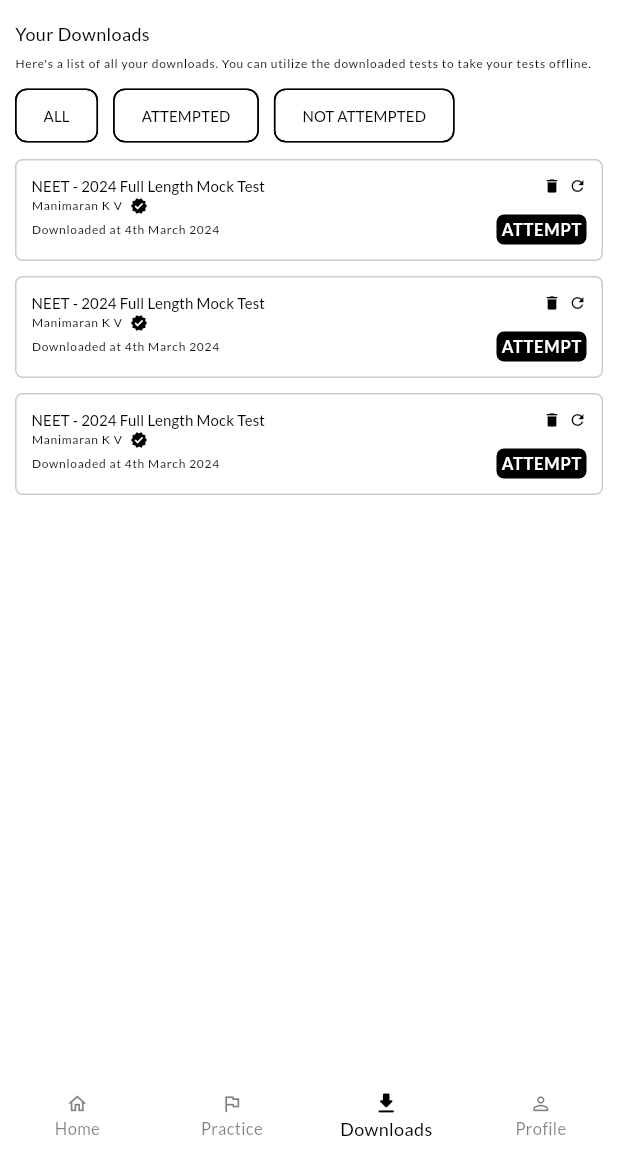
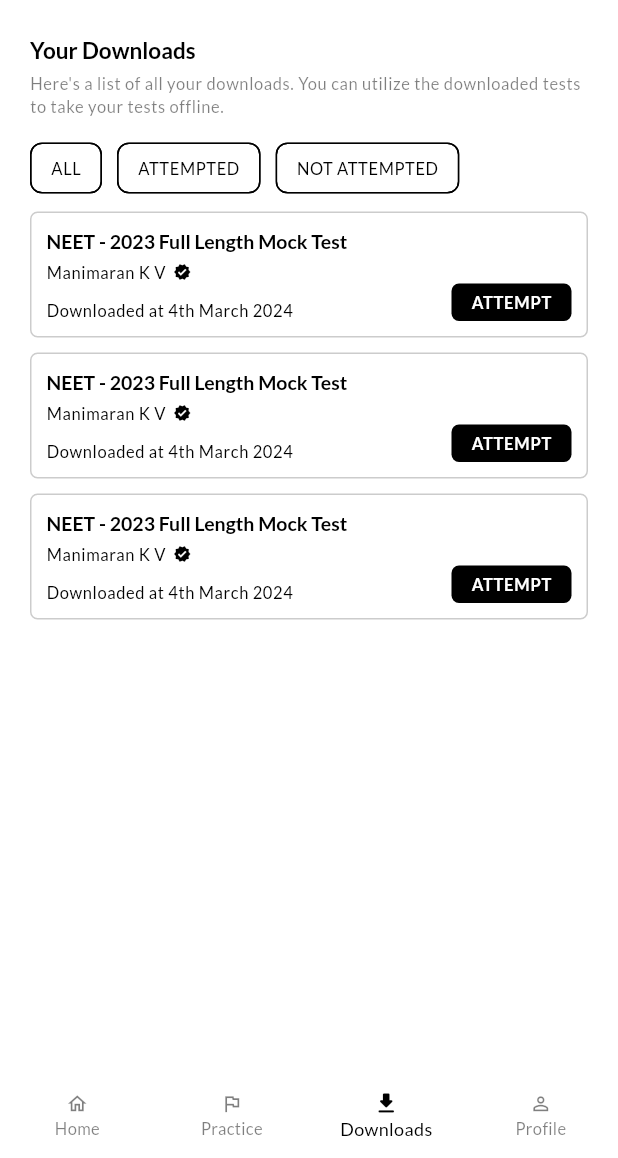
Before and after one commit to indhumathi-e04/quiz_app, a Flutter app: the screen it shows after launch, item 3 of the bottom bar chosen, on a phone screen of 412 x 824 dp, the part 78-1236 px from its top. Run offline on Flutter 3.47's test engine with Material 3 defaults, Android fonts, the phone set to English and light mode, and no system bars; our stand-ins replace get, google_fonts; missing offline and left inert: aura_box.

Commit message:
Fix UI in download screen

```diff
--- a/lib/modules/downloads/view/screens/downloads_screen.dart
+++ b/lib/modules/downloads/view/screens/downloads_screen.dart
@@ -3,6 +3,8 @@ import 'package:get/get.dart';
 
 import '../../../../constants/ui_constants.dart';
 import '../../../common/view/widgets/custom_widgets/custom_elevated_button.dart';
+import '../../../common/view/widgets/name_badge.dart';
+import '../../../practice/view/screens/practice_screen.dart';
 import '../view_model/downloads_controller.dart';
 
 class DownloadsScreen extends StatelessWidget {
@@ -16,27 +18,16 @@ class DownloadsScreen extends StatelessWidget {
     return Scaffold(
       body: Padding(
         padding: const EdgeInsets.all(
-          UIConstants.defaultPadding,
+          UIConstants.defaultPadding * 2,
         ),
+        child: Section(
+          title: "Your Downloads",
+          subtitle:
+              "Here's a list of all your downloads. You can utilize the downloaded tests to take your tests offline.",
           child: Column(
             crossAxisAlignment: CrossAxisAlignment.start,
             children: [
-            Text(
-              "Your Downloads",
-              style: Theme.of(context).textTheme.bodyMedium,
-            ),
-            const SizedBox(
-              height: UIConstants.defaultHeight * 0.5,
-            ),
-            Text(
-              "Here's a list of all your downloads. You can utilize the downloaded tests to take your tests offline.",
-              style: Theme.of(context).textTheme.labelSmall,
-            ),
-            const SizedBox(
-              height: UIConstants.defaultHeight * 0.5,
-            ),
               Wrap(
-              // list of length 3
                 children: List.generate(
                   3,
                   (int index) {
@@ -47,10 +38,18 @@ class DownloadsScreen extends StatelessWidget {
                         ),
                         child: ChoiceChip(
                           padding: const EdgeInsets.all(
-                          UIConstants.defaultPadding,
+                            UIConstants.defaultPadding * 0.5,
                           ),
-                        label: Text(controller.choicechipsLabelText[index]),
-                        selectedColor: Colors.grey,
+                          label: Text(
+                            controller.choicechipsLabelText[index],
+                          ),
+                          labelStyle: Theme.of(context).textTheme.bodySmall,
+                          backgroundColor: Theme.of(context)
+                              .colorScheme
+                              .surface
+                              .withOpacity(0.05),
+                          selectedColor:
+                              Theme.of(context).colorScheme.secondary,
                           selected: controller.value.value == index,
                           onSelected: (bool selected) {
                             controller.value.value = selected ? index : null;
@@ -73,14 +72,22 @@ class DownloadsScreen extends StatelessWidget {
                 shrinkWrap: true,
                 itemCount: 3,
                 itemBuilder: (BuildContext context, index) {
-                return const Downloads(
+                  return Downloads(
                     downloadedDate: "4th March 2024",
-                  examTitle: 'NEET - 2024 Full Length Mock Test',
-                  examName: 'Manimaran K V',
+                    testDetails: TestDetailsModel(
+                      testTitle: "NEET - 2023 Full Length Mock Test",
+                      creatorName: "Manimaran K V",
+                      isVerified: true,
+                      totalQuestions: 10,
+                      timeLimit: 90,
+                      attemptsCount: 1500,
+                      coins: 10,
+                    ),
                   );
                 },
               ),
             ],
+          ),
         ),
       ),
     );
@@ -89,13 +96,11 @@ class DownloadsScreen extends StatelessWidget {
 
 class Downloads extends StatelessWidget {
   const Downloads({
-    required this.examTitle,
-    required this.examName,
+    required this.testDetails,
     required this.downloadedDate,
     super.key,
   });
-  final String examTitle;
-  final String examName;
+  final TestDetailsModel testDetails;
   final String downloadedDate;
 
   @override
@@ -114,60 +119,31 @@ class Downloads extends StatelessWidget {
         ),
       ),
       child: Column(
-        mainAxisAlignment: MainAxisAlignment.spaceEvenly,
-        children: [
-          Row(
         mainAxisAlignment: MainAxisAlignment.spaceBetween,
+        crossAxisAlignment: CrossAxisAlignment.start,
         children: [
           Text(
-                examTitle,
-                style: Theme.of(context).textTheme.labelLarge,
-              ),
-              Row(
-                children: [
-                  Icon(
-                    Icons.delete,
-                    size: UIConstants.defaultHeight * 1.2,
-                    color: Theme.of(context).colorScheme.primary,
+            testDetails.testTitle ?? "",
+            style: Theme.of(context).textTheme.headlineSmall,
           ),
           const SizedBox(
-                    width: UIConstants.defaultHeight * 0.5,
+            height: UIConstants.defaultHeight * 0.5,
           ),
-                  Icon(
-                    Icons.refresh,
-                    size: UIConstants.defaultHeight * 1.2,
-                    color: Theme.of(context).colorScheme.primary,
-                  ),
-                ],
-              )
-            ],
-          ),
-          Row(
-            children: [
-              Text(
-                examName,
-                style: Theme.of(context).textTheme.labelSmall,
-              ),
-              const SizedBox(
-                width: UIConstants.defaultWidth * 0.5,
-              ),
-              Icon(
-                Icons.verified,
-                size: UIConstants.defaultHeight * 1.2,
-                color: Theme.of(context).colorScheme.primary,
-              ),
-            ],
+          NameBadge(
+            name: testDetails.creatorName ?? "",
+            isVerifiedUser: testDetails.isVerified ?? false,
           ),
           Row(
             mainAxisAlignment: MainAxisAlignment.spaceBetween,
+            crossAxisAlignment: CrossAxisAlignment.end,
             children: [
               Text(
                 "Downloaded at $downloadedDate",
-                style: Theme.of(context).textTheme.labelSmall,
+                style: Theme.of(context).textTheme.bodySmall,
               ),
               CustomElevatedButton(
-                buttonWidth: 60,
-                buttonHeight: 20,
+                buttonHeight: UIConstants.defaultHeight * 2.5,
+                buttonWidth: UIConstants.defaultWidth * 8,
                 buttonText: "Attempt",
                 onPressed: () {},
                 isLoading: false,
```
Lines whose indentation alone changed are shown as unchanged.
